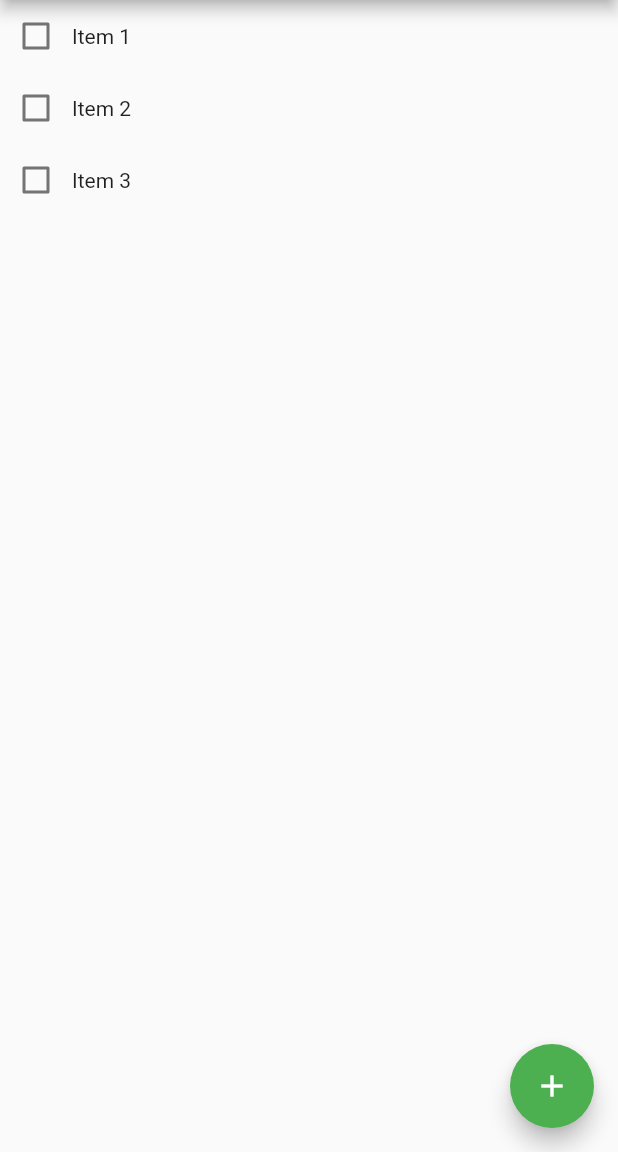
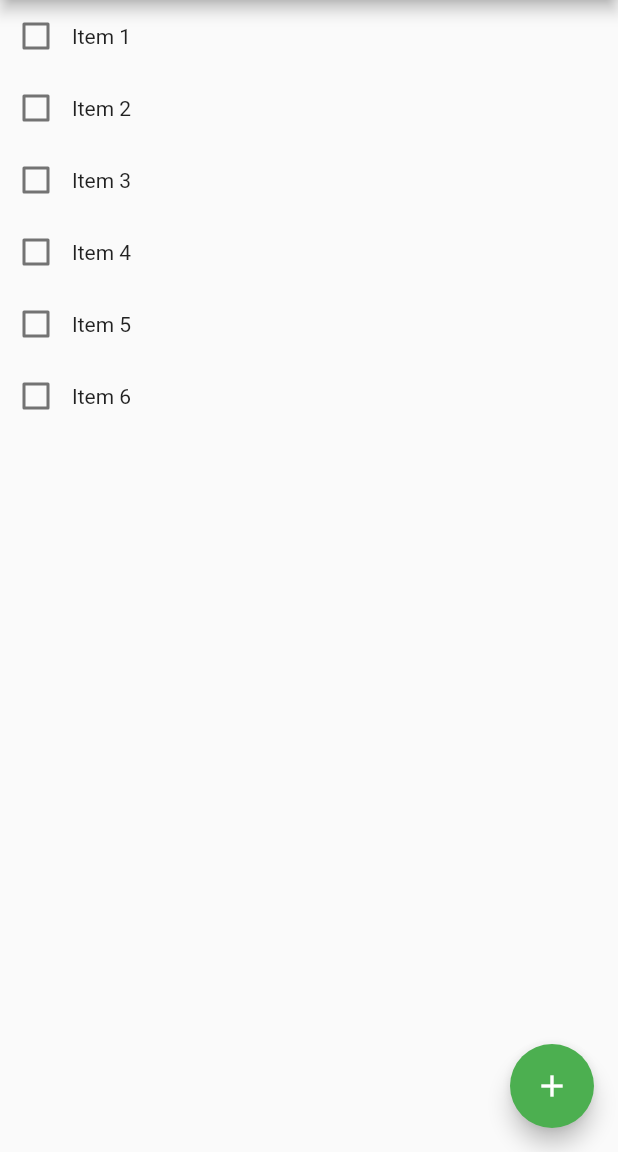
Before and after one commit to lickorice/flutter-todo-list_old, a Flutter app: the screen it shows after launch, after a tap on the "add" icon, on a phone screen of 412 x 824 dp, the part 84-1236 px from its top. Run offline on Flutter 3.47's test engine with Material 2 defaults, Android fonts, the phone set to English and light mode, and no system bars.

Commit message:
Make TodoList build the app, then allow adding of items

```diff
--- a/lib/main.dart
+++ b/lib/main.dart
@@ -3,6 +3,38 @@ import 'package:flutter/material.dart';
 void main() => runApp(MyApp());
 
 class MyApp extends StatelessWidget {
+  @override
+  Widget build(BuildContext context) {
+    return TodoList();
+  }
+}
+
+class TodoList extends StatefulWidget {
+  _TodoListState createState() => _TodoListState();
+}
+
+class _TodoListState extends State<TodoList> {
+  List <TodoListItem> _todoList = [
+    TodoListItem("Item 1"),
+    TodoListItem("Item 2"),
+    TodoListItem("Item 3"),
+    TodoListItem("Item 4"),
+    TodoListItem("Item 5"),
+  ];
+
+  void _addTodoListItem() {
+    setState(() {
+      _todoList.add(TodoListItem("Item " + (_todoList.length+1).toString()));
+    });
+  }
+
+  Widget _buildTodoList() {
+    return new ListView.builder(itemBuilder: (context, index) {
+      if (index < _todoList.length) return _todoList[index];
+      },
+    );
+  }
+
   @override
   Widget build(BuildContext context) {
     return MaterialApp(
@@ -12,29 +44,16 @@ class MyApp extends StatelessWidget {
           title: Text('Flutter To-Do List'),
         ),
         body: Center(
-          child: TodoList(),
+          child: _buildTodoList(),
         ),
         floatingActionButton: FloatingActionButton(
           onPressed: () {
-            // Code here
+            _addTodoListItem();
           },
           child: Icon(Icons.add),
           backgroundColor: Colors.green,
         ),
       ),
-    );
-  }
-}
-
-class TodoList extends ListView {
-  @override
-  Widget build(BuildContext context) {
-    return ListView(
-      children: <Widget>[
-        TodoListItem("Item 1"),
-        TodoListItem("Item 2"),
-        TodoListItem("Item 3"),
-      ],
     );
   }
 }
@@ -48,16 +67,16 @@ class TodoListItem extends StatefulWidget {
 }
 
 class _TodoListItemState extends State<TodoListItem> {
-  bool checked = false;
+  bool _checked = false;
 
   @override
   Widget build(BuildContext context) {
     return Row(
       children: <Widget>[
         Checkbox(
-          value: checked,
+          value: _checked,
           onChanged: (bool value) {setState(() {
-            checked = value;
+            _checked = value;
           });},
         ),
         Text(widget.itemTitle),
```
